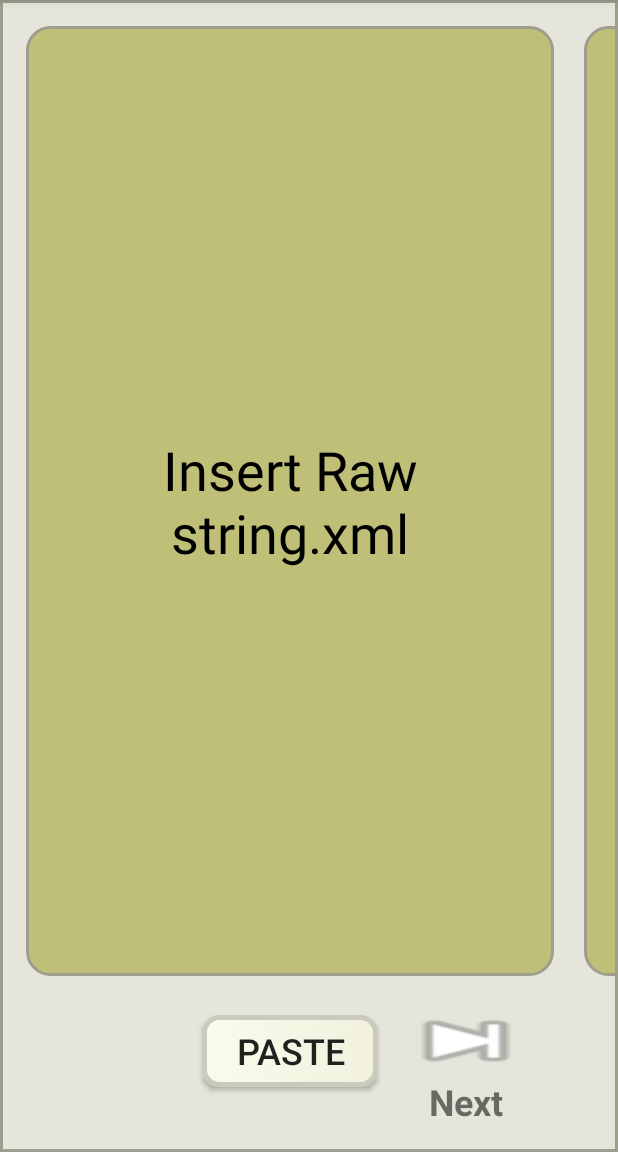
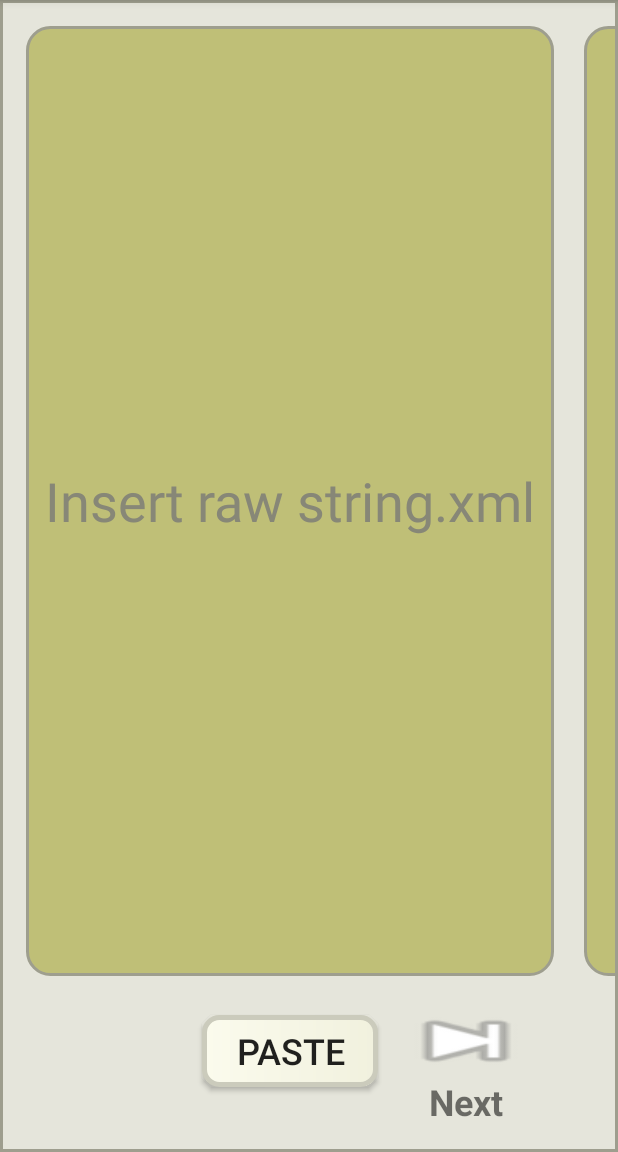
Before and after one commit to cyberfanta/String-XML-filter-tool, an Android app: the screen it shows after launch (MainActivity), on a phone screen of 412 x 824 dp, the part 84-1236 px from its top. Run offline under Robolectric (Android 15) with nearby library versions, the phone set to English and light mode, and no system bars; our stand-ins replace AdMob; 1 statement that could not run was skipped.

```diff
--- a/app/src/main/res/layout/activity_main.xml
+++ b/app/src/main/res/layout/activity_main.xml
@@ -42,7 +42,7 @@
                     android:hint="@string/editTextTextMultiLine1_hint"
                     android:inputType="textMultiLine"
                     android:padding="@dimen/editTextTextMultiLine_padding"
-                    android:textColorHint="@color/colorBlack"
+                    android:textColorHint="@color/colorSource4Up"
                     android:textSize="@dimen/editTextTextMultiLine_textSize"
                     app:layout_constraintBottom_toTopOf="@+id/linearLayoutHorizontal1"
                     app:layout_constraintEnd_toEndOf="parent"
@@ -150,7 +150,7 @@
                     android:hint="@string/editTextTextMultiLine2_hint"
                     android:inputType="textMultiLine"
                     android:padding="@dimen/editTextTextMultiLine_padding"
-                    android:textColorHint="@color/colorBlack"
+                    android:textColorHint="@color/colorSource4Up"
                     android:textSize="@dimen/editTextTextMultiLine_textSize"
                     app:layout_constraintBottom_toTopOf="@+id/linearLayoutHorizontal2"
                     app:layout_constraintEnd_toEndOf="parent"
@@ -342,7 +342,7 @@
                     android:hint="@string/editTextTextMultiLine3_hint"
                     android:inputType="textMultiLine"
                     android:padding="@dimen/editTextTextMultiLine_padding"
-                    android:textColorHint="@color/colorBlack"
+                    android:textColorHint="@color/colorSource4Up"
                     android:textSize="@dimen/editTextTextMultiLine_textSize"
                     app:layout_constraintBottom_toTopOf="@+id/linearLayoutHorizontal3"
                     app:layout_constraintEnd_toEndOf="parent"
@@ -450,7 +450,7 @@
                     android:hint="@string/editTextTextMultiLine4_hint"
                     android:inputType="textMultiLine"
                     android:padding="@dimen/editTextTextMultiLine_padding"
-                    android:textColorHint="@color/colorBlack"
+                    android:textColorHint="@color/colorSource4Up"
                     android:textSize="@dimen/editTextTextMultiLine_textSize"
                     app:layout_constraintBottom_toTopOf="@+id/linearLayoutHorizontal4"
                     app:layout_constraintEnd_toEndOf="parent"
--- a/app/src/main/res/values/strings.xml
+++ b/app/src/main/res/values/strings.xml
@@ -9,8 +9,9 @@
     <!--    clipboard-->
     <string name="noPlainText">There is no a plain text on your clipboard</string>
     <string name="textCopied">Text copied into your clipboard</string>
-    <string name="processDone">Process Done</string>
-    <string name="formatWrong">string.xml format wrong</string>
+    <string name="processDone">Process done</string>
+    <string name="stringxmlFormatWrong">string.xml format wrong</string>
+    <string name="stringxmlTranslatedFormatWrong">translated string.xml format wrong</string>
     <!--    End clipboard-->
 
     <!--    button-->
@@ -21,12 +22,12 @@
     <string name="button2_text">Copy</string>
     <string name="button3_text">Paste</string>
     <string name="button4_text">Copy</string>
-    <string name="buttonAutoTranslate_text">Auto\nTranslate</string>
+    <string name="buttonAutoTranslate_text">Auto Translate</string>
     <!--    End button-->
 
 
     <!--    editTextTextMultiLine-->
-    <string name="editTextTextMultiLine1_hint">Insert Raw string.xml</string>
+    <string name="editTextTextMultiLine1_hint">Insert raw string.xml</string>
     <string name="editTextTextMultiLine2_hint">Get your filtered string.xml</string>
     <string name="editTextTextMultiLine3_hint">Paste your translated string.xml</string>
     <string name="editTextTextMultiLine4_hint">Get your string.xml structured as raw with translation provided</string>
```
Also changed, not shown: app/src/main/java/com/cyberfanta/stringxmlfiltertool/MainActivity.java (+67 -6 lines), app/src/main/java/com/cyberfanta/stringxmlfiltertool/ProjectUtils.java (added, +45 -0 lines).
